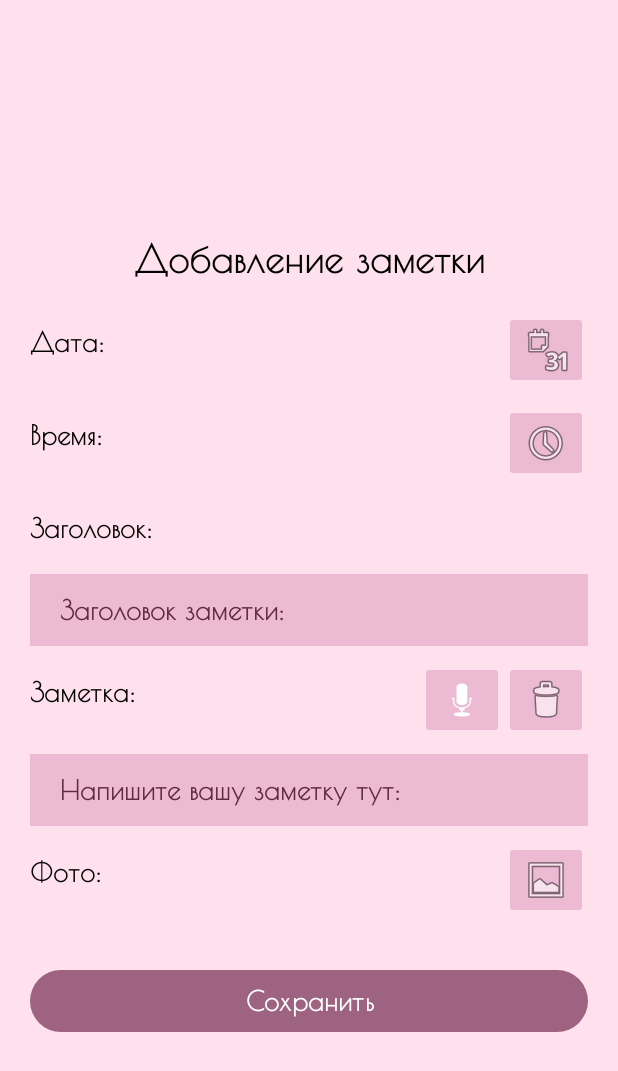
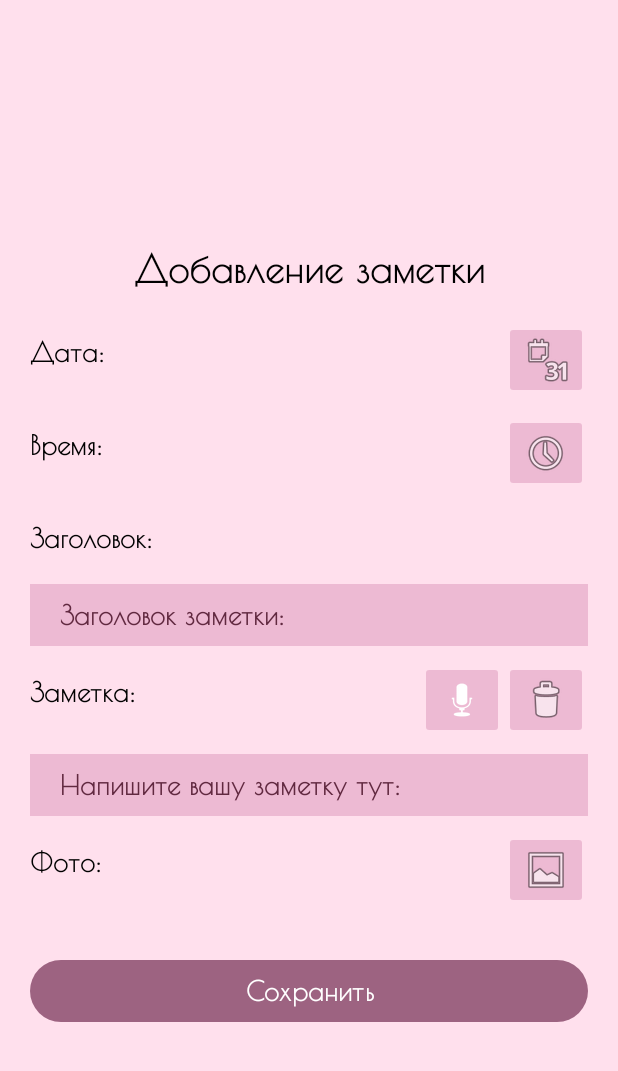
Before and after one commit to gleichmut/DiaryOfEmotions, an Android app: the AddNoteActivity screen opened directly, with no data from a screen before it, on a phone screen of 412 x 824 dp. Shown: the top 1071 px of the screen. Run offline under Robolectric (Android 15) with nearby library versions, the phone set to English and light mode, and no system bars; our stand-ins replace Firebase (no records; nobody signed in at launch, a user with empty details on screens opened directly); pictures from the network do not load.

Commit message:
Исправлен стиль EditText

```diff
--- a/app/src/main/res/values/themes.xml
+++ b/app/src/main/res/values/themes.xml
@@ -34,9 +34,7 @@
         <item name="android:layout_marginEnd">20dp</item>
         <item name="android:padding">10dp</item>
         <item name="android:textSize">18sp</item>
-        <item name="android:minHeight">48dp</item>
-        <item name="android:maxWidth">488dp</item>
-        <item name="android:gravity">center|start</item>
+        <item name="android:gravity">top|start</item>
         <item name="android:background">@color/pale_red_purple_hint_light</item>
     </style>
 
```
